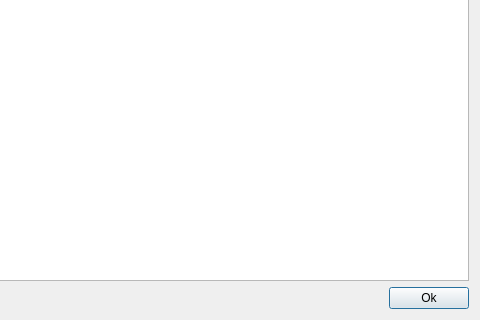
haskelladdict/sconcho, file sconcho/gui/ui/sconchoManual.ui: the form before one commit; both pictures show x 445 to 925 and y 230 to 550 of the 925 by 550 pixel window.
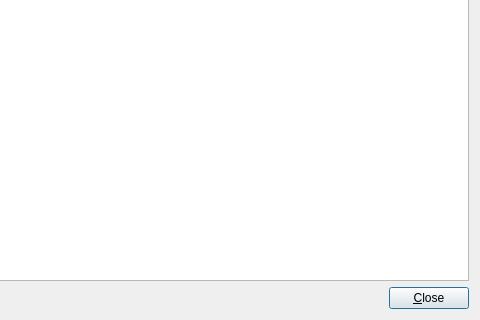
The form after the commit.

```diff
--- a/sconcho/gui/ui/sconchoManual.ui
+++ b/sconcho/gui/ui/sconchoManual.ui
@@ -35,7 +35,7 @@
      <item>
       <widget class="QPushButton" name="pushButton">
        <property name="text">
-        <string>Ok</string>
+        <string>&amp;Close</string>
        </property>
       </widget>
      </item>
```
